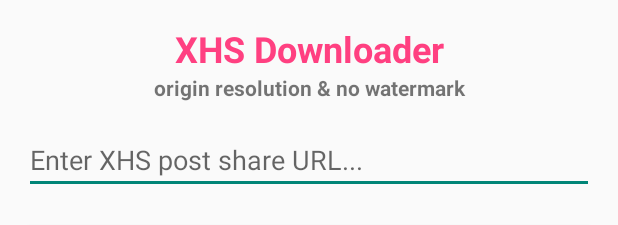
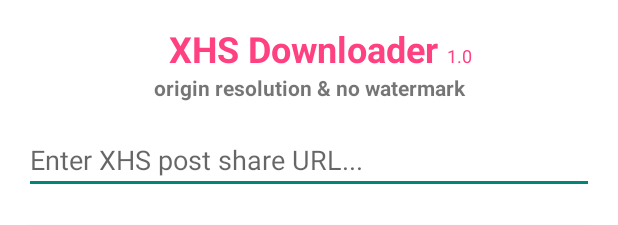
Before and after one commit to NEORUAA/XHS_Downloader_Android, an Android app: the layout activity_main.xml on its own in the app's theme, with its tools: preview values and no code run, on a phone screen of 412 x 824 dp. Shown: the top 225 px of the screen. Run offline under Robolectric (Android 15) with nearby library versions, the phone set to English and light mode, and no system bars.

Commit message:
opt: 界面显示

```diff
--- a/app/src/main/java/com/neoruaa/xhsdn/DownloadCallback.java
+++ b/app/src/main/java/com/neoruaa/xhsdn/DownloadCallback.java
@@ -3,5 +3,6 @@ package com.neoruaa.xhsdn;
 public interface DownloadCallback {
     void onFileDownloaded(String filePath);
     void onDownloadProgress(String status);
+    void onDownloadProgressUpdate(long downloaded, long total);
     void onDownloadError(String status, String originalUrl);
 }
--- a/app/src/main/res/layout/activity_main.xml
+++ b/app/src/main/res/layout/activity_main.xml
@@ -3,16 +3,40 @@
     android:layout_width="match_parent"
     android:layout_height="match_parent"
     android:orientation="vertical"
+    android:background="#ffffff"
     android:padding="16dp">
 
+
+    <LinearLayout
+        android:id="@+id/titleLayout"
+        android:layout_width="match_parent"
+        android:layout_height="wrap_content"
+        android:gravity="bottom|center"
+        android:orientation="horizontal"
+        android:clickable="true"
+        android:focusable="true"
+        android:background="?android:attr/selectableItemBackground">
+
         <TextView
-        android:layout_width="match_parent"
+            android:layout_width="wrap_content"
             android:layout_height="wrap_content"
             android:text="@string/app_name"
             android:textColor="@color/colorAccent"
             android:textSize="24sp"
             android:textStyle="bold"
-        android:gravity="center" />
+            android:paddingStart="16dp"/>
+
+        <TextView
+            android:id="@+id/versionTextView"
+            android:layout_width="wrap_content"
+            android:layout_height="wrap_content"
+            android:text="1.0"
+            android:textColor="@color/colorAccent"
+            android:textSize="12sp"
+            android:paddingStart="6dp"/>
+    </LinearLayout>
+
+
 
     <TextView
         android:layout_width="match_parent"
@@ -23,13 +47,31 @@
         android:gravity="center"
         android:layout_marginBottom="16dp" />
 
+    <LinearLayout
+        android:layout_width="match_parent"
+        android:layout_height="wrap_content"
+        android:orientation="horizontal"
+        android:layout_marginBottom="16dp">
+
         <EditText
             android:id="@+id/urlInput"
-        android:layout_width="match_parent"
+            android:layout_width="0dp"
             android:layout_height="wrap_content"
+            android:layout_weight="1"
             android:hint="@string/enter_xhs_url"
-        android:inputType="textUri"
-        android:layout_marginBottom="16dp" />
+            android:inputType="textUri" />
+
+        <ImageButton
+            android:visibility="gone"
+            android:id="@+id/clearButton"
+            android:layout_width="48dp"
+            android:layout_height="48dp"
+            android:layout_gravity="center_vertical"
+            android:background="?android:attr/selectableItemBackgroundBorderless"
+            android:src="@android:drawable/ic_menu_close_clear_cancel"
+            android:contentDescription="@string/clear_input" />
+
+    </LinearLayout>
 
     <ProgressBar
         android:id="@+id/progressBar2"
--- a/app/src/main/res/values/strings.xml
+++ b/app/src/main/res/values/strings.xml
@@ -14,5 +14,6 @@
     <string name="download_completed_successfully">Download completed successfully!</string>
     <string name="download_failed">Download failed!</string>
     <string name="downloaded_files_title">Downloaded files:</string>
+    <string name="clear_input">Clear input</string>
     <string name="app_description"><![CDATA[origin resolution & no watermark]]></string>
 </resources>
```
Also changed, not shown: app/src/main/java/com/neoruaa/xhsdn/DownloadTask.java (+40 -4 lines), app/src/main/java/com/neoruaa/xhsdn/FileDownloader.java (+9 -0 lines), app/src/main/java/com/neoruaa/xhsdn/MainActivity.java (+58 -0 lines), 1 other file. Lines whose indentation alone changed are shown as unchanged.
